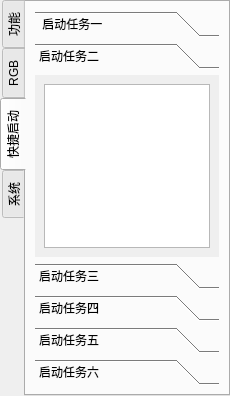
Qt form 3.Software/HelloFinger-rebuild/HelloFinger/form_mainwindow.ui (Magiclxw/HelloFinger) before a commit.
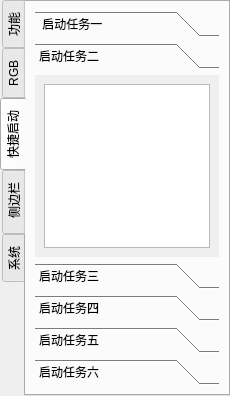
The same form after that commit. The open tabs and pages were chosen to show the change.

Commit message: 侧边栏功能完善

Patch:
```diff
--- a/3.Software/HelloFinger-rebuild/HelloFinger/form_mainwindow.ui
+++ b/3.Software/HelloFinger-rebuild/HelloFinger/form_mainwindow.ui
@@ -4471,6 +4471,16 @@
         </item>
        </layout>
       </widget>
+      <widget class="QWidget" name="tab_hidwindow">
+       <attribute name="title">
+        <string> 侧边栏</string>
+       </attribute>
+       <layout class="QVBoxLayout" name="verticalLayout_16">
+        <item>
+         <widget class="QListWidget" name="listWidget_hidwindow"/>
+        </item>
+       </layout>
+      </widget>
       <widget class="QWidget" name="tab_system">
        <attribute name="title">
         <string>系统</string>
```
Left out of the diff: 14 changed lines with no effect on the pictures. The commit also changes 15 other files.
